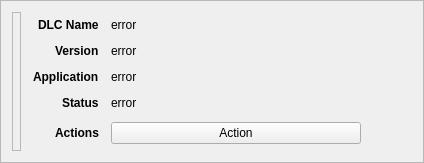
Old version of the form rare/ui/components/tabs/games/game_info/game_dlc_widget.ui in the repository RareDevs/Rare.
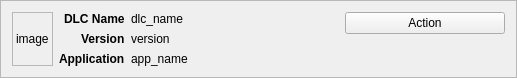
New version of the form.

Commit message: GameDlcWidget: Make the image label adjust to the widget size

```diff
--- a/rare/ui/components/tabs/games/game_info/game_dlc_widget.ui
+++ b/rare/ui/components/tabs/games/game_info/game_dlc_widget.ui
@@ -6,8 +6,8 @@
    <rect>
     <x>0</x>
     <y>0</y>
-    <width>424</width>
-    <height>163</height>
+    <width>517</width>
+    <height>70</height>
    </rect>
   </property>
   <property name="sizePolicy">
@@ -23,44 +23,39 @@
    <enum>QFrame::StyledPanel</enum>
   </property>
   <property name="frameShadow">
-   <enum>QFrame::Raised</enum>
+   <enum>QFrame::Plain</enum>
   </property>
-  <layout class="QHBoxLayout" name="dlc_layout">
+  <layout class="QHBoxLayout" name="dlc_layout" stretch="0,0,1,0">
    <item>
     <widget class="QLabel" name="image">
      <property name="frameShape">
       <enum>QFrame::StyledPanel</enum>
      </property>
      <property name="frameShadow">
-      <enum>QFrame::Sunken</enum>
+      <enum>QFrame::Plain</enum>
      </property>
      <property name="text">
-      <string notr="true"/>
+      <string notr="true">image</string>
      </property>
     </widget>
    </item>
    <item>
+    <widget class="QWidget" name="dlc_info" native="true">
     <layout class="QFormLayout" name="dlc_info_layout">
      <property name="labelAlignment">
       <set>Qt::AlignRight|Qt::AlignTrailing|Qt::AlignVCenter</set>
      </property>
-     <property name="horizontalSpacing">
-      <number>12</number>
-     </property>
-     <property name="verticalSpacing">
-      <number>12</number>
-     </property>
      <property name="leftMargin">
-      <number>6</number>
+       <number>0</number>
      </property>
      <property name="topMargin">
-      <number>6</number>
+       <number>0</number>
      </property>
      <property name="rightMargin">
-      <number>6</number>
+       <number>0</number>
      </property>
      <property name="bottomMargin">
-      <number>6</number>
+       <number>0</number>
      </property>
      <item row="0" column="0">
       <widget class="QLabel" name="dlc_name_label">
@@ -83,8 +78,14 @@
      </item>
      <item row="0" column="1">
       <widget class="QLabel" name="dlc_name">
+        <property name="minimumSize">
+         <size>
+          <width>160</width>
+          <height>0</height>
+         </size>
+        </property>
        <property name="text">
-        <string notr="true">error</string>
+         <string notr="true">dlc_name</string>
        </property>
        <property name="textInteractionFlags">
         <set>Qt::LinksAccessibleByMouse|Qt::TextSelectableByMouse</set>
@@ -112,84 +113,17 @@
      </item>
      <item row="1" column="1">
       <widget class="QLabel" name="version">
-       <property name="text">
-        <string notr="true">error</string>
-       </property>
-       <property name="textInteractionFlags">
-        <set>Qt::LinksAccessibleByMouse|Qt::TextSelectableByMouse</set>
-       </property>
-      </widget>
-     </item>
-     <item row="3" column="0">
-      <widget class="QLabel" name="status_label">
-       <property name="sizePolicy">
-        <sizepolicy hsizetype="Minimum" vsizetype="Preferred">
-         <horstretch>0</horstretch>
-         <verstretch>0</verstretch>
-        </sizepolicy>
-       </property>
-       <property name="font">
-        <font>
-         <weight>75</weight>
-         <bold>true</bold>
-        </font>
-       </property>
-       <property name="text">
-        <string>Status</string>
-       </property>
-      </widget>
-     </item>
-     <item row="3" column="1">
-      <widget class="QLabel" name="status">
-       <property name="text">
-        <string notr="true">error</string>
-       </property>
-       <property name="wordWrap">
-        <bool>true</bool>
-       </property>
-       <property name="textInteractionFlags">
-        <set>Qt::LinksAccessibleByMouse|Qt::TextSelectableByMouse</set>
-       </property>
-      </widget>
-     </item>
-     <item row="4" column="0">
-      <widget class="QLabel" name="actions_label">
-       <property name="sizePolicy">
-        <sizepolicy hsizetype="Minimum" vsizetype="Preferred">
-         <horstretch>0</horstretch>
-         <verstretch>0</verstretch>
-        </sizepolicy>
-       </property>
-       <property name="font">
-        <font>
-         <weight>75</weight>
-         <bold>true</bold>
-        </font>
-       </property>
-       <property name="text">
-        <string>Actions</string>
-       </property>
-      </widget>
-     </item>
-     <item row="4" column="1">
-      <widget class="QPushButton" name="action_button">
-       <property name="sizePolicy">
-        <sizepolicy hsizetype="Minimum" vsizetype="Fixed">
-         <horstretch>0</horstretch>
-         <verstretch>0</verstretch>
-        </sizepolicy>
-       </property>
        <property name="minimumSize">
         <size>
-         <width>250</width>
+          <width>160</width>
          <height>0</height>
         </size>
        </property>
-       <property name="styleSheet">
-        <string notr="true"/>
-       </property>
        <property name="text">
-        <string notr="true">Action</string>
+         <string notr="true">version</string>
+        </property>
+        <property name="textInteractionFlags">
+         <set>Qt::LinksAccessibleByMouse|Qt::TextSelectableByMouse</set>
        </property>
       </widget>
      </item>
@@ -214,8 +148,14 @@
      </item>
      <item row="2" column="1">
       <widget class="QLabel" name="app_name">
+        <property name="minimumSize">
+         <size>
+          <width>160</width>
+          <height>0</height>
+         </size>
+        </property>
        <property name="text">
-        <string notr="true">error</string>
+         <string notr="true">app_name</string>
        </property>
        <property name="textInteractionFlags">
         <set>Qt::LinksAccessibleByMouse|Qt::TextSelectableByMouse</set>
@@ -223,6 +163,7 @@
       </widget>
      </item>
     </layout>
+    </widget>
    </item>
    <item>
     <spacer name="hspacer">
@@ -237,6 +178,28 @@
      </property>
     </spacer>
    </item>
+   <item alignment="Qt::AlignTop">
+    <widget class="QPushButton" name="action_button">
+     <property name="sizePolicy">
+      <sizepolicy hsizetype="Preferred" vsizetype="Fixed">
+       <horstretch>0</horstretch>
+       <verstretch>0</verstretch>
+      </sizepolicy>
+     </property>
+     <property name="minimumSize">
+      <size>
+       <width>160</width>
+       <height>0</height>
+      </size>
+     </property>
+     <property name="styleSheet">
+      <string notr="true"/>
+     </property>
+     <property name="text">
+      <string notr="true">Action</string>
+     </property>
+    </widget>
+   </item>
   </layout>
  </widget>
  <resources/>
```
Lines whose indentation alone changed are shown as unchanged. The commit also changes 2 other files.
